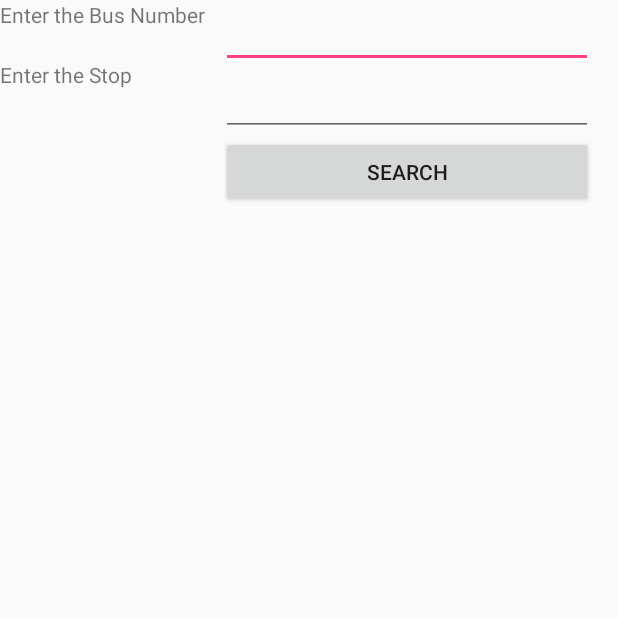
After one commit to toor0019/CST2335_FinalProject, an Android app: the SearchActivity screen opened directly, with no data from a screen before it, on a phone screen of 412 x 824 dp, the top half of it. The commit adds this screen. Run offline under Robolectric (Android 15) with nearby library versions, the phone set to English and light mode, and no system bars.

Commit message:
First Commit

```diff
--- a/app/src/main/java/com/example/gurki/cst2335_finalproject/OCTranspoActivity.java
+++ b/app/src/main/java/com/example/gurki/cst2335_finalproject/OC_Transpo/LoadActivity.java
@@ -1,13 +1,13 @@
-package com.example.gurki.cst2335_finalproject;
+package com.example.gurki.cst2335_finalproject.OC_Transpo;
 
 import android.support.v7.app.AppCompatActivity;
 import android.os.Bundle;
 
-public class OCTranspoActivity extends AppCompatActivity {
+public class LoadActivity extends AppCompatActivity {
 
     @Override
     protected void onCreate(Bundle savedInstanceState) {
         super.onCreate(savedInstanceState);
-        setContentView(R.layout.activity_octranspo);
+        setContentView(R.layout.activity_load);
     }
 }
--- a/app/src/main/java/com/example/gurki/cst2335_finalproject/StartActivity.java
+++ b/app/src/main/java/com/example/gurki/cst2335_finalproject/StartActivity.java
@@ -6,7 +6,8 @@ import android.os.Bundle;
 import android.support.v7.widget.Toolbar;
 import android.view.View;
 import android.widget.Button;
-import android.widget.ProgressBar;
+
+import com.example.gurki.cst2335_finalproject.OC_Transpo.OCTranspoActivity;
 
 
 public class StartActivity extends AppCompatActivity {
--- /dev/null
+++ b/app/src/main/res/layout/activity_search.xml
@@ -0,0 +1,52 @@
+<?xml version="1.0" encoding="utf-8"?>
+<LinearLayout xmlns:android="http://schemas.android.com/apk/res/android"
+    xmlns:app="http://schemas.android.com/apk/res-auto"
+    xmlns:tools="http://schemas.android.com/tools"
+    android:layout_width="match_parent"
+    android:layout_height="match_parent"
+    tools:context="com.example.gurki.cst2335_finalproject.OC_Transpo.SearchActivity"
+    android:orientation="horizontal">
+
+    <LinearLayout
+        android:layout_width="147dp"
+        android:layout_height="match_parent"
+        android:orientation="vertical">
+
+        <TextView
+
+            android:layout_width="match_parent"
+            android:layout_height="40dp"
+            android:text="@string/OC_Search_Stop" />
+
+        <TextView
+            android:layout_width="match_parent"
+            android:layout_height="47dp"
+            android:text="@string/OC_Search_Route" />
+    </LinearLayout>
+
+    <LinearLayout
+        android:layout_width="248dp"
+        android:layout_height="match_parent"
+        android:orientation="vertical">
+
+        <EditText
+            android:id="@+id/OC_stopEditText"
+            android:layout_width="match_parent"
+            android:layout_height="wrap_content"
+            android:inputType="number"
+            />
+
+        <EditText
+            android:id="@+id/OC_routeEditText"
+            android:layout_width="match_parent"
+            android:layout_height="wrap_content"
+            android:inputType="number"/>
+        <Button
+            android:id="@+id/OC_searchButton"
+            android:layout_width="match_parent"
+            android:layout_height="wrap_content"
+            android:text="@string/OC_Search_Button"/>
+
+    </LinearLayout>
+
+</LinearLayout>
--- a/app/src/main/res/values/strings.xml
+++ b/app/src/main/res/values/strings.xml
@@ -12,4 +12,9 @@
     <string name="cancel">Cancel</string>
     <string name="FNgoBack">Go back</string>
     <string name="FNPageText">A fruit on next page FINALLY!!!</string>
+    <string name="OC_App_Name">MY OC</string>
+    <string name="OC_start">Starting</string>
+    <string name="OC_Search_Route">Enter the Stop</string>
+    <string name="OC_Search_Stop">Enter the Bus Number</string>
+    <string name="OC_Search_Button">Search</string>
 </resources>
```
Also changed, not shown: app/src/main/AndroidManifest.xml (+5 -2 lines), app/src/main/java/OC_Transpo/OCTranspo_Schema.java (added, +8 -0 lines), app/src/main/java/com/example/gurki/cst2335_finalproject/OC_Transpo/OCTranspoActivity.java (added, +27 -0 lines), app/src/main/java/com/example/gurki/cst2335_finalproject/OC_Transpo/OCTranspoRoute.java (added, +17 -0 lines), app/src/main/java/com/example/gurki/cst2335_finalproject/OC_Transpo/SearchActivity.java (added, +151 -0 lines), app/src/main/java/com/example/gurki/cst2335_finalproject/OC_Transpo/databse/OCTranspoHelper.java (added, +37 -0 lines), app/src/main/java/com/example/gurki/cst2335_finalproject/OC_Transpo/databse/OCTranspoSchema.java (added, +32 -0 lines), app/src/main/res/layout/activity_load.xml (added, +9 -0 lines), app/src/main/res/layout/activity_octranspo.xml (+27 -3 lines).
